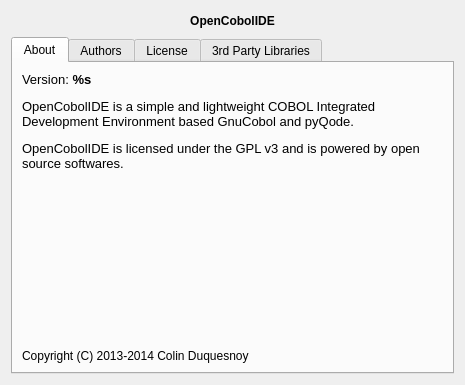
Above: forms/dlg_about.ui from OpenCobolIDE/OpenCobolIDE before the change. Below: the same form after it.
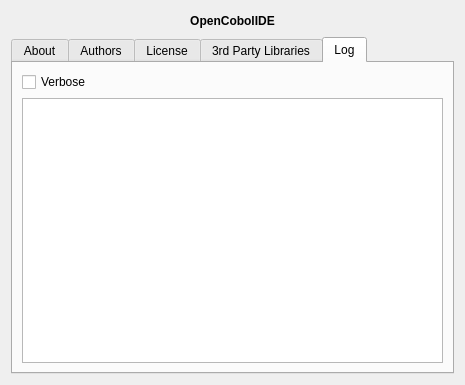
That is the form after the change. Icons and pictures are not drawn.

Commit message: Add a log tab to the about dialog to visualize the application log.

Diff of the .ui file:
```diff
--- a/forms/dlg_about.ui
+++ b/forms/dlg_about.ui
@@ -61,7 +61,7 @@
    <item>
     <widget class="QTabWidget" name="tabWidget">
      <property name="currentIndex">
-      <number>0</number>
+      <number>4</number>
      </property>
      <widget class="QWidget" name="tab">
       <attribute name="title">
@@ -917,6 +917,30 @@
        </item>
       </layout>
      </widget>
+     <widget class="QWidget" name="tab_5">
+      <attribute name="title">
+       <string>Log</string>
+      </attribute>
+      <layout class="QGridLayout" name="gridLayout_4">
+       <item row="0" column="0">
+        <widget class="QCheckBox" name="checkBoxVerbose">
+         <property name="statusTip">
+          <string>Enable verbose mode (require a restart of the application).</string>
+         </property>
+         <property name="text">
+          <string>Verbose</string>
+         </property>
+        </widget>
+       </item>
+       <item row="1" column="0">
+        <widget class="QTextEdit" name="textEditLog">
+         <property name="lineWrapMode">
+          <enum>QTextEdit::NoWrap</enum>
+         </property>
+        </widget>
+       </item>
+      </layout>
+     </widget>
     </widget>
    </item>
   </layout>
```
Left out of the diff: 10 changed lines with no effect on the pictures. The commit also changes 7 other files.
